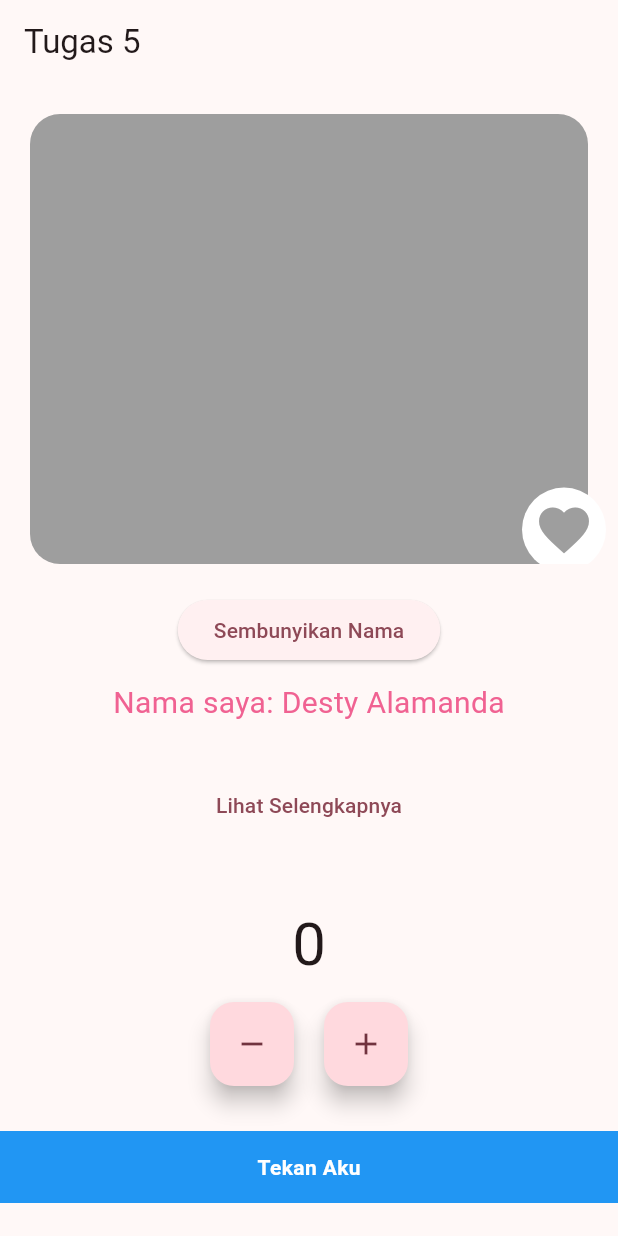
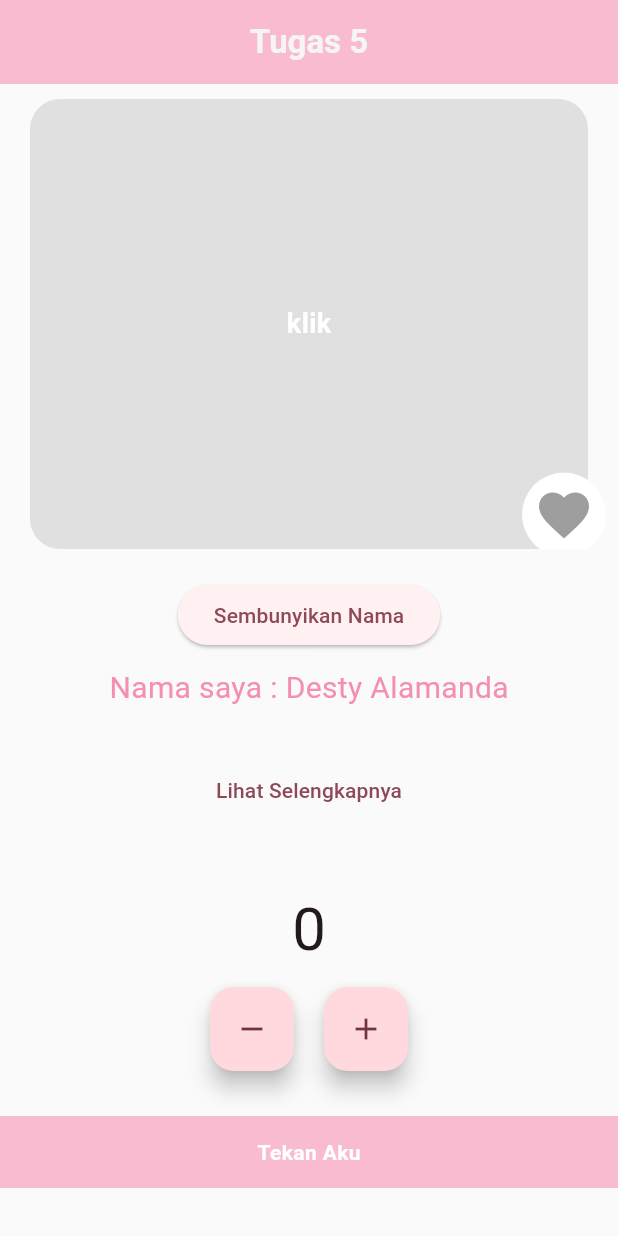
Before and after one commit to DestyAlamanda/ppkd_d_3, a Flutter app: the screen it shows after launch, on a phone screen of 412 x 824 dp. Run offline on Flutter 3.47's test engine with Material 3 defaults, Android fonts, the phone set to English and light mode, and no system bars.

Commit message:
final task [tugas 5 flutter]

```diff
--- a/lib/tugas_5/tugas_5.dart
+++ b/lib/tugas_5/tugas_5.dart
@@ -9,7 +9,7 @@ class TugasLima extends StatefulWidget {
 
 class _TugasLimaState extends State<TugasLima> {
   String name = "Desty Alamanda";
-  String desc = "Lalalaala";
+  String desc = "Peserta Mobile Programming Batch 3 di PPKD Jakarta Pusat";
   bool showName = true;
   bool isLiked = false;
   bool showDescription = false;
@@ -19,11 +19,16 @@ class _TugasLimaState extends State<TugasLima> {
   @override
   Widget build(BuildContext context) {
     return Scaffold(
-      appBar: AppBar(title: Text("Tugas 5")),
+      appBar: AppBar(title: Text("Tugas 5",
+      style: TextStyle(color: Colors.grey[100],
+      fontWeight: FontWeight.bold )),
+        backgroundColor: Colors.pink[100],
+        centerTitle: true
+        ),
+      backgroundColor: Colors.grey[50],
       body: ListView(
         children: [
-          const SizedBox(height: 20),
-
+          const SizedBox(height: 10),
           // InkWell - gambar interaktif
           Stack(
             alignment: Alignment.center,
@@ -41,7 +46,7 @@ class _TugasLimaState extends State<TugasLima> {
                     height: 300,
                     width: double.infinity,
                     decoration: BoxDecoration(
-                      color: Colors.grey,
+                      color: Colors.grey[300],
                       borderRadius: BorderRadius.circular(20),
                     ),
                     child: ClipRRect(
@@ -51,11 +56,19 @@ class _TugasLimaState extends State<TugasLima> {
                               "assets/photos/carmen2.jpg",
                               fit: BoxFit.cover,
                             )
-                          : const SizedBox.shrink(),
+                          : Center(
+                            child: Text("klik",
+                            style: TextStyle(
+                            color: Colors.white,
+                            fontSize: 18,
+                            fontWeight: FontWeight.bold,
+                          ),
+                        ),
+                      ),
                     ),
                   ),
+                 ),
                 ),
-              ),
 
               // IconButton - tombol like
               Positioned(
@@ -98,8 +111,8 @@ class _TugasLimaState extends State<TugasLima> {
                 const SizedBox(height: 10),
                 showName
                     ? Text(
-                        "Nama saya: $name",
-                        style: TextStyle(fontSize: 20, color: Colors.pink[300]),
+                        "Nama saya : $name",
+                        style: TextStyle(fontSize: 20, color: Colors.pink[200]),
                       )
                     : const SizedBox(),
               ],
@@ -125,7 +138,7 @@ class _TugasLimaState extends State<TugasLima> {
                 showDescription
                     ? Text(
                         desc,
-                        style: const TextStyle(fontSize: 18),
+                        style: const TextStyle(fontSize: 18, color: Colors.pink),
                         textAlign: TextAlign.center,
                       )
                     : const SizedBox(),
@@ -153,7 +166,6 @@ class _TugasLimaState extends State<TugasLima> {
                           counter--;
                         });
                       },
-                      heroTag: "minus",
                       child: const Icon(Icons.remove),
                     ),
                     const SizedBox(width: 20),
@@ -163,7 +175,6 @@ class _TugasLimaState extends State<TugasLima> {
                           counter++;
                         });
                       },
-                      heroTag: "plus",
                       child: const Icon(Icons.add),
                     ),
                   ],
@@ -171,9 +182,7 @@ class _TugasLimaState extends State<TugasLima> {
               ],
             ),
           ),
-
           const SizedBox(height: 30),
-
           // GestureDetector
           GestureDetector(
             onDoubleTap: () {
@@ -188,7 +197,7 @@ class _TugasLimaState extends State<TugasLima> {
             child: Container(
               height: 48,
               width: double.infinity,
-              color: Colors.blue,
+              color: Colors.pink[100],
               alignment: Alignment.center,
               child: const Text(
                 "Tekan Aku",
```
